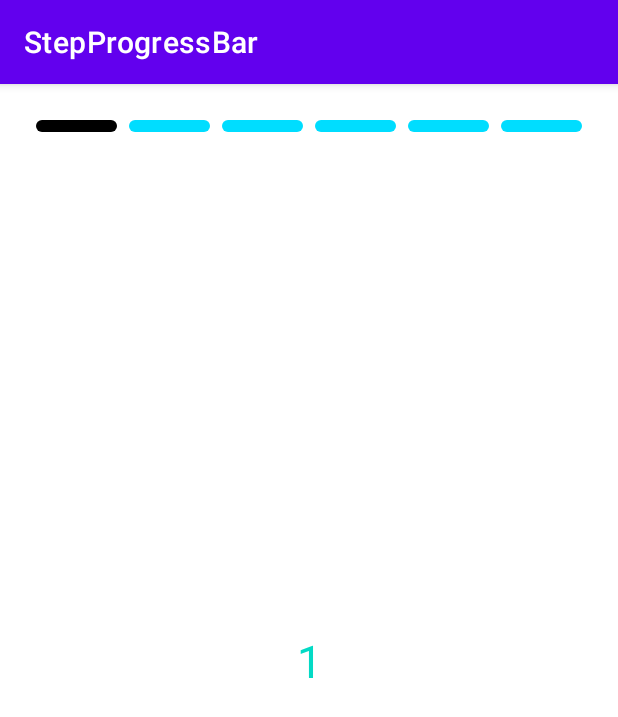
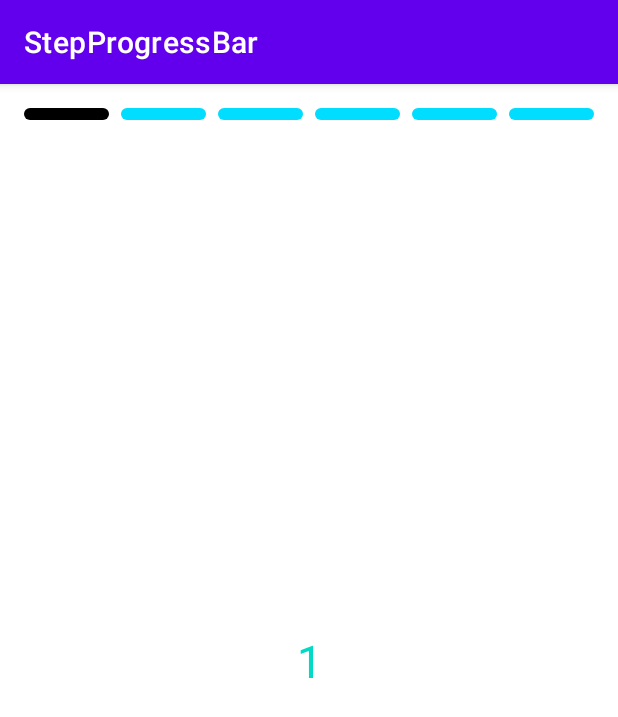
Before and after one commit to sachin2dehury/StepProgressBar, an Android app: the screen it shows after launch (MainActivity), on a phone screen of 412 x 824 dp. Shown: the top 717 px of the screen. Run offline under Robolectric (Android 15) with nearby library versions, the phone set to English and light mode, and no system bars.

Commit message:
Updated to ViewBinding.

```diff
--- a/app/build.gradle
+++ b/app/build.gradle
@@ -1,7 +1,6 @@
 plugins {
     id 'com.android.application'
     id 'kotlin-android'
-    id 'kotlin-android-extensions'
 }
 
 android {
@@ -31,6 +30,9 @@ android {
     kotlinOptions {
         jvmTarget = '1.8'
     }
+    buildFeatures {
+        viewBinding true
+    }
 }
 
 dependencies {
@@ -38,7 +40,7 @@ dependencies {
     implementation "org.jetbrains.kotlin:kotlin-stdlib:$kotlin_version"
     implementation 'androidx.core:core-ktx:1.6.0'
     implementation 'androidx.appcompat:appcompat:1.3.0'
-    implementation 'com.google.android.material:material:1.3.0'
+    implementation 'com.google.android.material:material:1.4.0'
     implementation 'androidx.constraintlayout:constraintlayout:2.0.4'
     testImplementation 'junit:junit:4.13.2'
     androidTestImplementation 'androidx.test.ext:junit:1.1.3'
--- a/app/src/main/java/github/sachin2dehury/stepprogressbar/MainActivity.kt
+++ b/app/src/main/java/github/sachin2dehury/stepprogressbar/MainActivity.kt
@@ -2,20 +2,23 @@ package github.sachin2dehury.stepprogressbar
 
 import android.os.Bundle
 import androidx.appcompat.app.AppCompatActivity
-import kotlinx.android.synthetic.main.layout_pager.*
+import github.sachin2dehury.stepprogressbar.databinding.ActivityMainBinding
 
 class MainActivity : AppCompatActivity() {
 
+    private var _binding: ActivityMainBinding? = null
+    private val binding: ActivityMainBinding get() = _binding!!
+
     override fun onCreate(savedInstanceState: Bundle?) {
         super.onCreate(savedInstanceState)
-        setContentView(R.layout.activity_main)
+        _binding = ActivityMainBinding.inflate(layoutInflater)
+        setContentView(binding.root)
 
         val items = listOf<Int>(1, 2, 3, 4, 5, 6)
 
-        val spb = findViewById<SegmentedProgressBar>(R.id.spb)
-        spb.viewPager = viewPager2
-        viewPager2.adapter = PagerAdapter(items)
+        binding.spb.viewPager = binding.viewPager2
+        binding.viewPager2.adapter = PagerAdapter(items)
 
-        spb.segmentCount = items.size
+        binding.spb.segmentCount = items.size
     }
 }
--- a/app/src/main/java/github/sachin2dehury/stepprogressbar/PagerAdapter.kt
+++ b/app/src/main/java/github/sachin2dehury/stepprogressbar/PagerAdapter.kt
@@ -4,7 +4,7 @@ import android.view.LayoutInflater
 import android.view.View
 import android.view.ViewGroup
 import androidx.recyclerview.widget.RecyclerView
-import kotlinx.android.synthetic.main.fragment_page.view.*
+import github.sachin2dehury.stepprogressbar.databinding.FragmentPageBinding
 
 class PagerAdapter(private val items: List<Int>) :
     RecyclerView.Adapter<PagerAdapter.PageViewHolder>() {
@@ -19,7 +19,8 @@ class PagerAdapter(private val items: List<Int>) :
     }
 
     override fun onBindViewHolder(holder: PageViewHolder, position: Int) {
-        holder.itemView.textView.text = items[position].toString()
+        val binding = FragmentPageBinding.bind(holder.itemView)
+        binding.textView.text = items[position].toString()
     }
 
     override fun getItemCount(): Int = items.size
--- a/app/src/main/java/github/sachin2dehury/stepprogressbar/Segment.kt
+++ b/app/src/main/java/github/sachin2dehury/stepprogressbar/Segment.kt
@@ -20,8 +20,8 @@ class Segment {
         IDLE
     }
 
-    val progressPercentage: Float
-        get() = animationProgress.toFloat() / 100
+//    val progressPercentage: Float
+//        get() = animationProgress.toFloat() / 100
 
 //    fun progress() = animationProgress++
 }
--- a/app/src/main/java/github/sachin2dehury/stepprogressbar/SegmentedProgressBar.kt
+++ b/app/src/main/java/github/sachin2dehury/stepprogressbar/SegmentedProgressBar.kt
@@ -128,13 +128,10 @@ class SegmentedProgressBar : View {
         override fun onPageSelected(position: Int) {
             super.onPageSelected(position)
             invalidate()
-            Log.w("Test", position.toString())
             segments.mapIndexed { index, segment ->
                 if (index <= position) {
-                    Log.w("Test Index", index.toString())
                     segment.animationState = Segment.AnimationState.ANIMATED
                 } else {
-                    Log.w("Test Index Not", index.toString())
                     segment.animationState = Segment.AnimationState.IDLE
                 }
             }
--- a/app/src/main/res/layout/activity_main.xml
+++ b/app/src/main/res/layout/activity_main.xml
@@ -5,17 +5,22 @@
     android:layout_width="match_parent"
     android:layout_height="match_parent"
     android:orientation="vertical"
-    android:padding="16dp"
     tools:context=".MainActivity">
 
-    <include layout="@layout/layout_pager" />
+    <androidx.viewpager2.widget.ViewPager2
+        android:id="@+id/viewPager2"
+        android:layout_width="match_parent"
+        android:layout_height="match_parent">
+
+    </androidx.viewpager2.widget.ViewPager2>
 
     <github.sachin2dehury.stepprogressbar.SegmentedProgressBar
         android:id="@+id/spb"
         android:layout_width="match_parent"
         android:layout_height="8dp"
-        android:layout_margin="8dp"
+        android:layout_margin="16dp"
         app:layout_constraintStart_toStartOf="parent"
+        app:layout_constraintEnd_toEndOf="parent"
         app:layout_constraintTop_toTopOf="parent"
         app:segmentBackgroundColor="@android:color/holo_blue_bright"
         app:segmentCornerRadius="8dp"
--- a/app/src/main/res/layout/layout_pager.xml
+++ /dev/null
@@ -1,14 +0,0 @@
-<?xml version="1.0" encoding="utf-8"?>
-<androidx.constraintlayout.widget.ConstraintLayout xmlns:android="http://schemas.android.com/apk/res/android"
-    xmlns:app="http://schemas.android.com/apk/res-auto"
-    android:layout_width="match_parent"
-    android:layout_height="match_parent">
-
-    <androidx.viewpager2.widget.ViewPager2
-        android:id="@+id/viewPager2"
-        android:layout_width="match_parent"
-        android:layout_height="match_parent">
-
-    </androidx.viewpager2.widget.ViewPager2>
-
-</androidx.constraintlayout.widget.ConstraintLayout>
--- a/app/src/main/res/values/dimens.xml
+++ b/app/src/main/res/values/dimens.xml
@@ -1,5 +1,5 @@
 <resources>
     <dimen name="default_segment_margin">8dp</dimen>
-    <dimen name="default_corner_radius">0dp</dimen>
+    <dimen name="default_corner_radius">4dp</dimen>
     <dimen name="default_segment_stroke_width">0dp</dimen>
 </resources>
```
Also changed, not shown: app/src/main/java/github/sachin2dehury/stepprogressbar/Utils.kt (+12 -12 lines).
